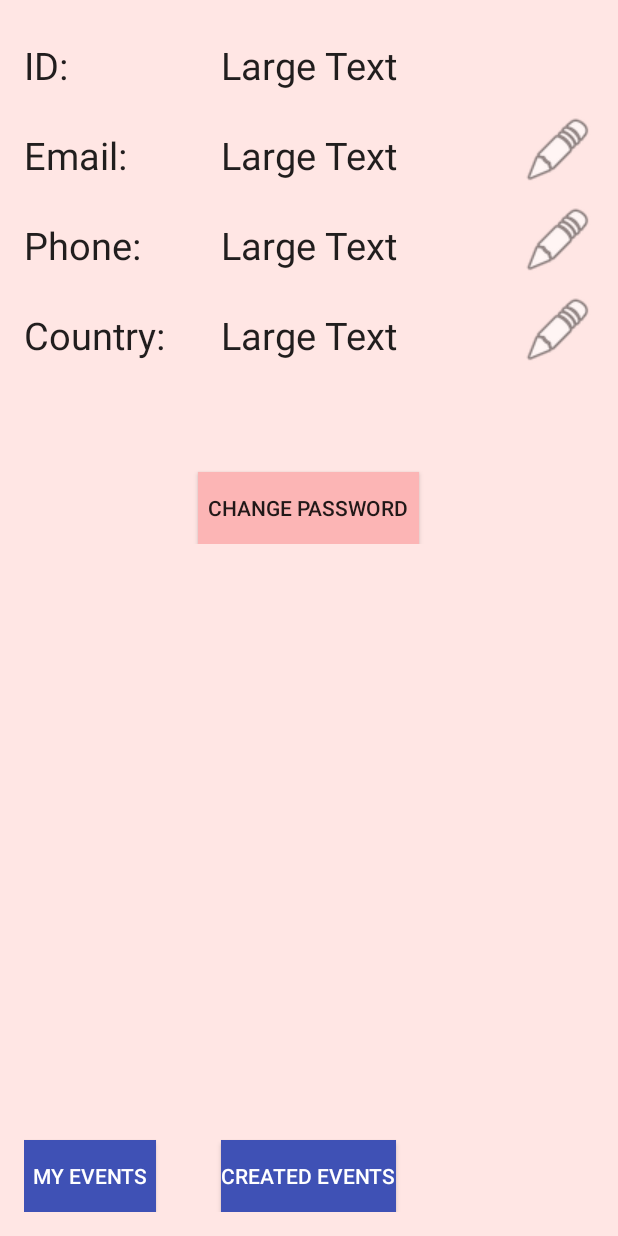
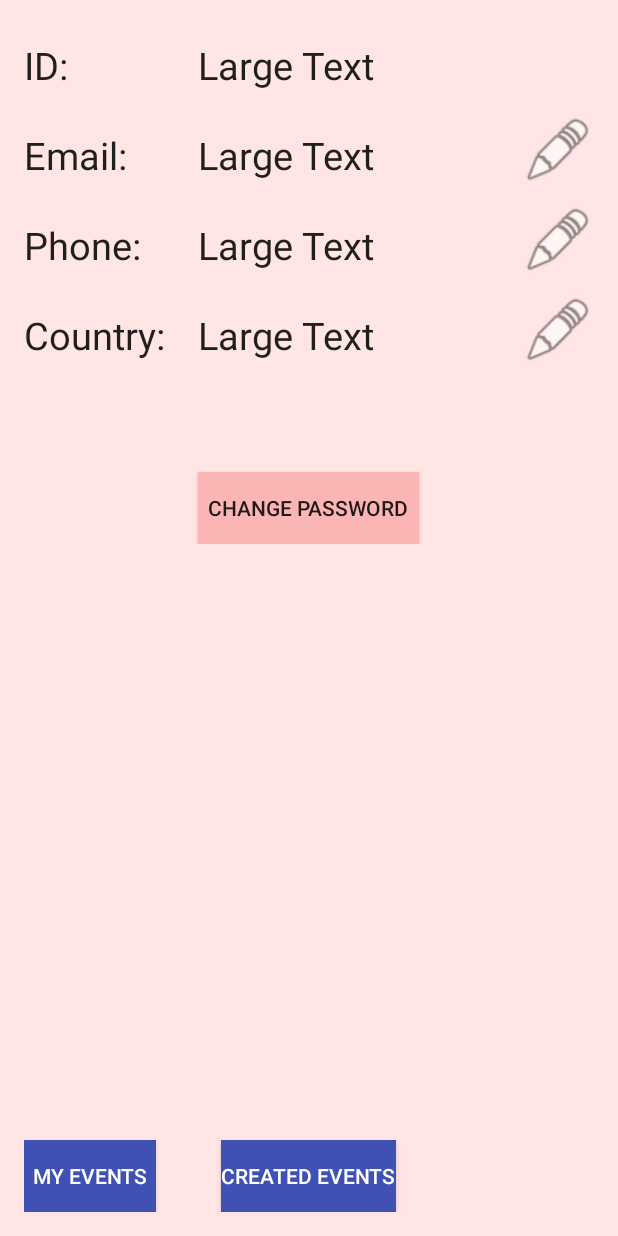
Before and after one commit to Equipo-11/dinnerapp, an Android app: the layout activity_user_profile.xml on its own in the app's theme, with its tools: preview values and no code run, on a phone screen of 412 x 824 dp. Run offline under Robolectric (Android 15) with nearby library versions, the light colour scheme and no system bars.

Commit message:
VERSION ENTREGABLE

```diff
--- a/AppPrueba/app/src/main/java/com/example/luis/appprueba/BackgroundWorker.java
+++ b/AppPrueba/app/src/main/java/com/example/luis/appprueba/BackgroundWorker.java
@@ -7,6 +7,7 @@ import android.app.AlertDialog;
 import android.content.Context;
 import android.content.Intent;
 import android.os.AsyncTask;
+import android.util.Log;
 
 import java.io.BufferedReader;
 import java.io.BufferedWriter;
@@ -33,7 +34,9 @@ public class BackgroundWorker extends AsyncTask<String,Void,String> {
     @Override
     protected String doInBackground(String... params) {
         String type = params[0];
-        String login_url = "http://10.0.2.2/login.php";
+        //String login_url = "http://192.168.1.6/login.php";
+        //String login_url = "http://10.0.2.2/login.php";
+        String login_url = "http://equipo11cm.ddns.net/login.php";
         if(type.equals("login")) {
             try {
                 username = params[1];
@@ -62,6 +65,7 @@ public class BackgroundWorker extends AsyncTask<String,Void,String> {
                 bufferedReader.close();
                 inputStream.close();
                 httpURLConnection.disconnect();
+                Log.d("LOGIN",result);
                 return result;
             } catch (MalformedURLException e) {
                 e.printStackTrace();
--- a/AppPrueba/app/src/main/java/com/example/luis/appprueba/BackgroundWorkerCreatedEvents.java
+++ b/AppPrueba/app/src/main/java/com/example/luis/appprueba/BackgroundWorkerCreatedEvents.java
@@ -36,9 +36,9 @@ public class BackgroundWorkerCreatedEvents extends AsyncTask<String,Void,String>
     protected String doInBackground(String... params) {
         String type = params[0];
         Log.d(tag,type);
-        //String login_url = "http://192.168.1.3/profile.php";
-        String login_url = "http://10.0.2.2/createdevents.php";
-        //String login_url = "http://equipo11cm.ddns.net/profile.php";
+        //String login_url = "http://192.168.1.6/createdevents.php";
+        //String login_url = "http://10.0.2.2/createdevents.php";
+        String login_url = "http://equipo11cm.ddns.net/createdevents.php";
         if(type.equals("mainmenu")) {
             try {
                 String id = params[1];
--- a/AppPrueba/app/src/main/java/com/example/luis/appprueba/BackgroundWorkerEventPrueba.java
+++ b/AppPrueba/app/src/main/java/com/example/luis/appprueba/BackgroundWorkerEventPrueba.java
@@ -29,9 +29,9 @@ public class BackgroundWorkerEventPrueba extends AsyncTask<String,Void,String> {
     protected String doInBackground(String... params) {
         String type = params[0];
         Log.d("TYPE",type);
-        //String login_url = "http://192.168.1.3/profile.php";
-        String login_url = "http://10.0.2.2/eventprueba.php";
-        //String login_url = "http://equipo11cm.ddns.net/profile.php";
+        //String login_url = "http://192.168.1.6/eventprueba.php";
+        //String login_url = "http://10.0.2.2/eventprueba.php";
+        String login_url = "http://equipo11cm.ddns.net/eventprueba.php";
         if(type.equals("eventPrueba")) {
             try {
                 String id = params[1];
--- a/AppPrueba/app/src/main/java/com/example/luis/appprueba/BackgroundWorkerMainMenu.java
+++ b/AppPrueba/app/src/main/java/com/example/luis/appprueba/BackgroundWorkerMainMenu.java
@@ -35,9 +35,9 @@ public class BackgroundWorkerMainMenu extends AsyncTask<String,Void,String> {
     protected String doInBackground(String... params) {
         String type = params[0];
         Log.d(tag,type);
-        //String login_url = "http://192.168.1.3/profile.php";
-        String login_url = "http://10.0.2.2/mainmenu.php";
-        //String login_url = "http://equipo11cm.ddns.net/profile.php";
+        //String login_url = "http://192.168.1.6/mainmenu.php";
+        //String login_url = "http://10.0.2.2/mainmenu.php";
+        String login_url = "http://equipo11cm.ddns.net/mainmenu.php";
         if(type.equals("mainmenu")) {
             try {
                 String id = params[1];
--- a/AppPrueba/app/src/main/java/com/example/luis/appprueba/BackgroundWorkerMyEvents.java
+++ b/AppPrueba/app/src/main/java/com/example/luis/appprueba/BackgroundWorkerMyEvents.java
@@ -35,9 +35,9 @@ public class BackgroundWorkerMyEvents extends AsyncTask<String,Void,String> {
     protected String doInBackground(String... params) {
         String type = params[0];
         Log.d(tag,type);
-        //String login_url = "http://192.168.1.3/profile.php";
-        String login_url = "http://10.0.2.2/myevents.php";
-        //String login_url = "http://equipo11cm.ddns.net/profile.php";
+        //String login_url = "http://192.168.1.6/myevents.php";
+        //String login_url = "http://10.0.2.2/myevents.php";
+        String login_url = "http://equipo11cm.ddns.net/myevents.php";
         if(type.equals("mainmenu")) {
             try {
                 String id = params[1];
--- a/AppPrueba/app/src/main/java/com/example/luis/appprueba/BackgroundWorkerNewEvent.java
+++ b/AppPrueba/app/src/main/java/com/example/luis/appprueba/BackgroundWorkerNewEvent.java
@@ -32,7 +32,9 @@ public class BackgroundWorkerNewEvent extends AsyncTask<String,Void,String> {
     @Override
     protected String doInBackground(String... params) {
         String type = params[0];
-        String login_url = "http://10.0.2.2/newevent.php";
+        //String login_url = "http://192.168.1.6/newevent.php";
+        //String login_url = "http://10.0.2.2/newevent.php";
+        String login_url = "http://equipo11cm.ddns.net/newevent.php";
         if(type.equals("newevent")) {
             try {
                 String autor = params[1];
--- a/AppPrueba/app/src/main/java/com/example/luis/appprueba/BackgroundWorkerNewUser.java
+++ b/AppPrueba/app/src/main/java/com/example/luis/appprueba/BackgroundWorkerNewUser.java
@@ -34,7 +34,9 @@ public class BackgroundWorkerNewUser extends AsyncTask<String,Void,String> {
     @Override
     protected String doInBackground(String... params) {
         String type = params[0];
-        String login_url = "http://10.0.2.2/newuser.php";
+        //String login_url = "http://192.168.1.6/newuser.php";
+        //String login_url = "http://10.0.2.2/newuser.php";
+        String login_url = "http://equipo11cm.ddns.net/newuser.php";
         if(type.equals("newuser")) {
             try {
                 String id = params[1];
--- a/AppPrueba/app/src/main/java/com/example/luis/appprueba/BackgroundWorkerPassword.java
+++ b/AppPrueba/app/src/main/java/com/example/luis/appprueba/BackgroundWorkerPassword.java
@@ -31,9 +31,9 @@ public class BackgroundWorkerPassword  extends AsyncTask<String,Void,String> {
     @Override
     protected String doInBackground(String... params) {
         String type = params[0];
-        //String login_url = "http://192.168.1.3/profile.php";
-        String login_url = "http://10.0.2.2/password.php";
-        //String login_url = "http://equipo11cm.ddns.net/profile.php";
+        //String login_url = "http://192.168.1.6/password.php";
+        //String login_url = "http://10.0.2.2/password.php";
+        String login_url = "http://equipo11cm.ddns.net/password.php";
         if(type.equals("password")) {
             try {
                 String username = params[1];
--- a/AppPrueba/app/src/main/java/com/example/luis/appprueba/BackgroundWorkerProfile.java
+++ b/AppPrueba/app/src/main/java/com/example/luis/appprueba/BackgroundWorkerProfile.java
@@ -33,9 +33,9 @@ public class BackgroundWorkerProfile extends AsyncTask<String,Void,String> {
     protected String doInBackground(String... params) {
         String type = params[0];
         Log.d(tag,type);
-        //String login_url = "http://192.168.1.3/profile.php";
-        String login_url = "http://10.0.2.2/profile.php";
-        //String login_url = "http://equipo11cm.ddns.net/profile.php";
+        //String login_url = "http://192.168.1.6/profile.php";
+        //String login_url = "http://10.0.2.2/profile.php";
+        String login_url = "http://equipo11cm.ddns.net/profile.php";
         if(type.equals("userProfile")) {
             try {
                 String id = params[1];
--- a/AppPrueba/app/src/main/java/com/example/luis/appprueba/BackgroundWorkerSearch.java
+++ b/AppPrueba/app/src/main/java/com/example/luis/appprueba/BackgroundWorkerSearch.java
@@ -37,9 +37,9 @@ public class BackgroundWorkerSearch extends AsyncTask<String,Void,String> {
         String city = params[2];
         String date = params[3];
         String food = params[4];
-        //String login_url = "http://192.168.1.3/s_event.php";
-        String login_url = "http://10.0.2.2/s_event.php";
-        //String login_url = "http://equipo11cm.ddns.net/s_event.php";
+        //String login_url = "http://192.168.1.6/s_event.php";
+        //String login_url = "http://10.0.2.2/s_event.php";
+        String login_url = "http://equipo11cm.ddns.net/s_event.php";
         if(type.equals("searchEvent")) {
             try {
                 URL url = new URL(login_url);
--- a/AppPrueba/app/src/main/res/layout/activity_user_profile.xml
+++ b/AppPrueba/app/src/main/res/layout/activity_user_profile.xml
@@ -74,7 +74,8 @@
                 android:editable="true"
                 android:paddingTop="10dp"
                 android:layout_alignParentTop="true"
-                android:layout_centerHorizontal="true" />
+                android:layout_alignLeft="@+id/changePass"
+                android:layout_alignStart="@+id/changePass" />
 
             <TextView
                 android:layout_width="wrap_content"
@@ -87,8 +88,7 @@
                 android:editable="false"
                 android:paddingTop="10dp"
                 android:layout_below="@+id/textID"
-                android:layout_alignLeft="@+id/textID"
-                android:layout_alignStart="@+id/textID" />
+                android:layout_alignLeft="@+id/changePass" />
 
             <TextView
                 android:layout_width="wrap_content"
@@ -101,9 +101,8 @@
                 android:editable="false"
                 android:paddingTop="10dp"
                 android:visibility="visible"
-                android:layout_above="@+id/textCountry"
-                android:layout_alignLeft="@+id/textEmail"
-                android:layout_alignStart="@+id/textEmail" />
+                android:layout_below="@+id/textEmail"
+                android:layout_alignLeft="@+id/changePass" />
 
             <TextView
                 android:layout_width="wrap_content"
@@ -115,9 +114,8 @@
                 android:textSize="25sp"
                 android:editable="false"
                 android:paddingTop="10dp"
-                android:layout_alignTop="@+id/textView18"
-                android:layout_alignLeft="@+id/textPhone"
-                android:layout_alignStart="@+id/textPhone" />
+                android:layout_below="@+id/textPhone"
+                android:layout_alignLeft="@+id/changePass" />
 
             <TextView
                 android:layout_width="wrap_content"
@@ -186,7 +184,10 @@
                 android:editable="true"
                 android:inputType="text"
                 android:layout_below="@+id/textID"
-                android:layout_centerHorizontal="true" />
+                android:layout_centerHorizontal="true"
+                android:layout_alignLeft="@+id/changePass"
+                android:layout_alignRight="@+id/textEmail"
+                android:layout_alignBottom="@+id/textEmail" />
 
             <EditText
                 android:layout_width="wrap_content"
@@ -195,8 +196,11 @@
                 android:visibility="invisible"
                 android:editable="true"
                 android:inputType="number"
-                android:layout_below="@+id/editeP1"
-                android:layout_centerHorizontal="true" />
+                android:layout_below="@+id/textEmail"
+                android:layout_centerHorizontal="true"
+                android:layout_alignLeft="@+id/textPhone"
+                android:layout_alignRight="@+id/textPhone"
+                android:layout_alignBottom="@+id/textPhone" />
 
             <EditText
                 android:layout_width="wrap_content"
@@ -205,8 +209,11 @@
                 android:visibility="invisible"
                 android:editable="true"
                 android:inputType="text"
-                android:layout_below="@+id/editeP2"
-                android:layout_centerHorizontal="true" />
+                android:layout_below="@+id/textPhone"
+                android:layout_centerHorizontal="true"
+                android:layout_alignBottom="@+id/textCountry"
+                android:layout_alignLeft="@+id/textCountry"
+                android:layout_alignRight="@+id/textCountry" />
 
         </RelativeLayout>
 
```
